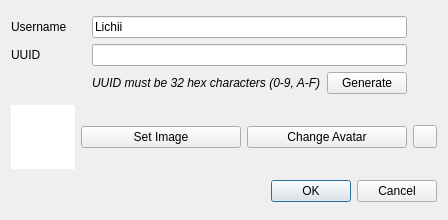
Old version of the form src/lichii/configuration/system/new_user_dialog.ui in the repository karimalsalah/guarana.
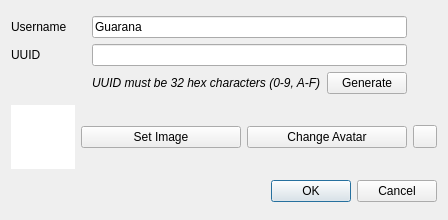
New version of the form.

Commit message:
frontend: rebrand player-visible Lichii to Guarana
Program names guarana/guarana-cli, user data folder guarana with a
copy-only first-start migration from lichii (staged, rolled back on
failure, old folder untouched), user-visible strings, translations,
Windows version info, installer, desktop/metainfo/Info.plist, icons
from the Guarana brand artwork. Internal identifiers, LICHII_* options,
namespaces and file names are unchanged.

```diff
--- a/src/lichii/configuration/system/new_user_dialog.ui
+++ b/src/lichii/configuration/system/new_user_dialog.ui
@@ -57,7 +57,7 @@
      <item row="0" column="1" colspan="2">
       <widget class="QLineEdit" name="username">
        <property name="text">
-        <string>Lichii</string>
+        <string>Guarana</string>
        </property>
       </widget>
      </item>
```
The commit also changes 96 other files.
